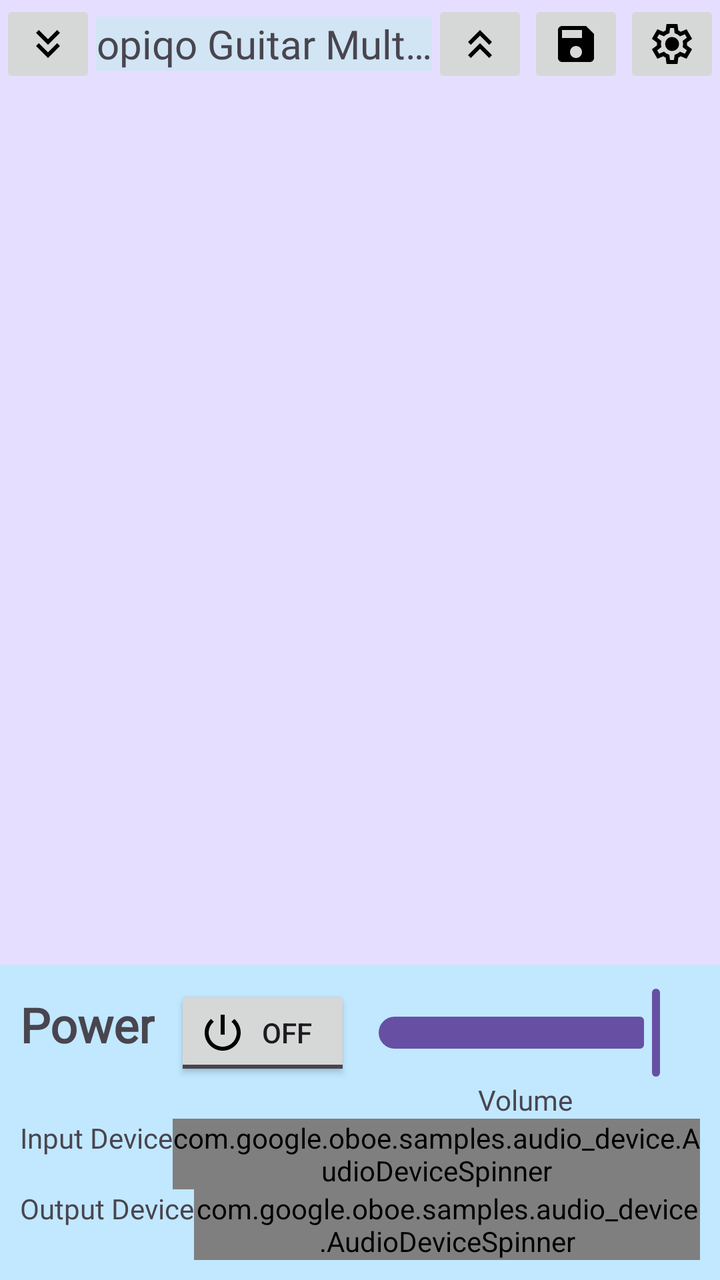
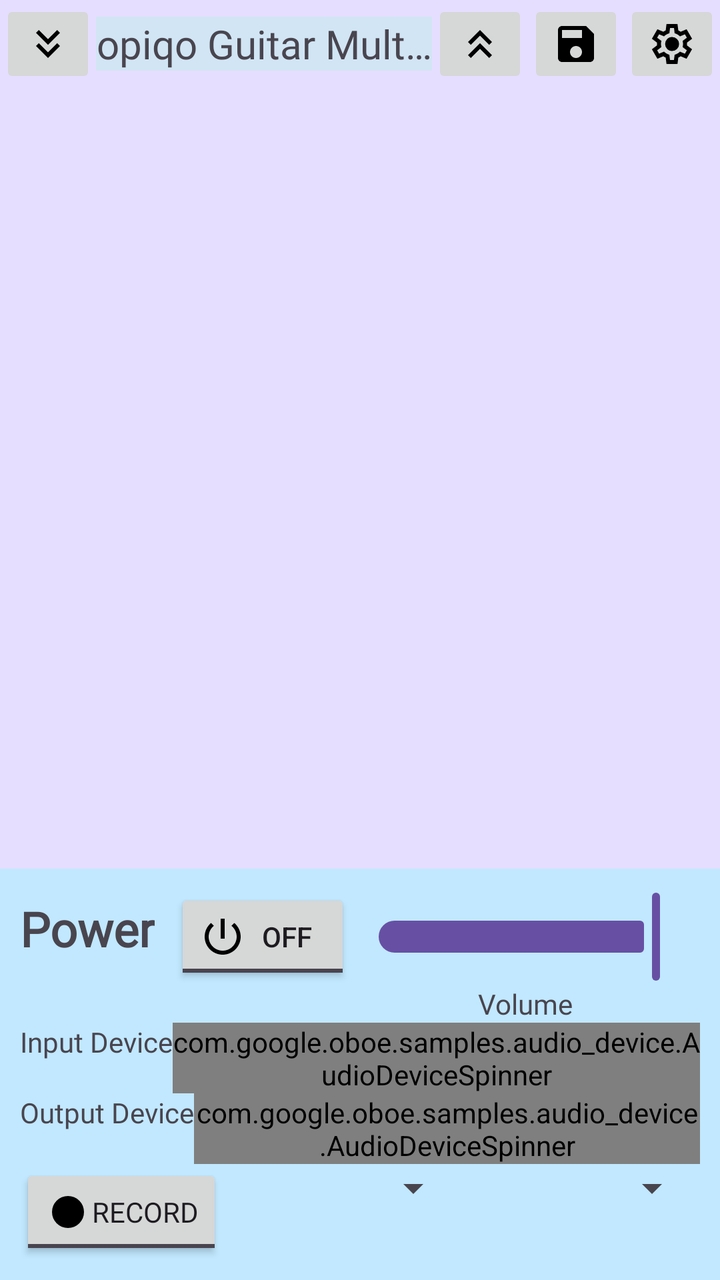

The first picture is an Android layout as it rendered before a commit; the second is the same layout after the commit. The layout source and the unified diff follow.
<!-- AndroidManifest.xml: application theme Theme.OpiqoGuitarMultiEffectsProcessor -->
<!-- res/layout/activity_main.xml -->
<?xml version="1.0" encoding="utf-8"?>
<androidx.constraintlayout.widget.ConstraintLayout xmlns:android="http://schemas.android.com/apk/res/android"
    xmlns:app="http://schemas.android.com/apk/res-auto"
    xmlns:tools="http://schemas.android.com/tools"
    android:id="@+id/main"
    android:layout_width="match_parent"
    android:layout_height="match_parent"
    android:background="@color/material_dynamic_tertiary90"
    tools:context=".MainActivity">

    <LinearLayout
        android:visibility="gone"
        android:gravity="center"
        android:padding="5dp"
        app:layout_constraintLeft_toLeftOf="parent"
        app:layout_constraintTop_toTopOf="parent"
        android:layout_width="match_parent"
        android:layout_height="wrap_content"
        android:id="@+id/topbar"
        android:orientation="horizontal">

        <Button
            android:layout_width="wrap_content"
            android:layout_height="wrap_content"
            android:text="1"
            android:background="@color/material_dynamic_tertiary90"
            android:layout_margin="5dp"
            android:fontFamily="@font/anta"
            android:textStyle="bold"
            android:id="@+id/switcher1"/>
        <Button
            android:layout_width="wrap_content"
            android:layout_height="wrap_content"
            android:layout_margin="5dp"
            android:text="2"
            android:fontFamily="@font/anta"
            android:textStyle="bold"
            android:id="@+id/switcher2"/>
        <Button
            android:layout_width="wrap_content"
            android:layout_height="wrap_content"
            android:text="3"
            android:fontFamily="@font/anta"
            android:textStyle="bold"
            android:layout_margin="5dp"
            android:id="@+id/switcher3"/>
        <Button
            android:layout_width="wrap_content"
            android:layout_height="wrap_content"
            android:text="4"
            android:layout_margin="5dp"
            android:fontFamily="@font/anta"
            android:textStyle="bold"
            android:id="@+id/switcher4"/>

    </LinearLayout>

    <LinearLayout
        android:layout_width="match_parent"
        android:layout_height="match_parent"
        app:layout_constraintTop_toTopOf="parent"
        android:orientation="vertical"
        app:layout_constraintBottom_toBottomOf="parent"
        app:layout_constraintLeft_toLeftOf="parent">

        <LinearLayout
            android:layout_width="match_parent"
            android:layout_height="wrap_content"
            android:orientation="horizontal">

            <ImageButton
                android:layout_width="wrap_content"
                android:layout_height="wrap_content"
                android:src="@drawable/baseline_keyboard_double_arrow_down_24"
                android:id="@+id/patch_down"/>

            <TextView
                android:ellipsize="end"
                android:maxLines="1"
                android:id="@+id/patch_label"
                android:layout_width="0dp"
                android:layout_height="wrap_content"
                android:layout_weight="1"
                android:background="@color/material_dynamic_secondary90"
                android:fontFamily="@font/vt323"
                android:textAlignment="center"
                android:layout_gravity="center"
                android:text="@string/app_name"
                android:textSize="20dp" />
            <ImageButton
                android:layout_width="wrap_content"
                android:layout_height="wrap_content"
                android:src="@drawable/baseline_keyboard_double_arrow_up_24"
                android:id="@+id/patch_up"/>

            <ImageButton
                android:layout_width="wrap_content"
                android:layout_height="wrap_content"
                android:src="@drawable/baseline_save_24"
                android:id="@+id/save_patch"/>
            <ImageButton
                android:layout_width="wrap_content"
                android:layout_height="wrap_content"
                android:src="@drawable/outline_settings_24"
                android:id="@+id/settings_button"/>
        </LinearLayout>
        <FrameLayout
            android:layout_weight="1"
            android:layout_width="match_parent"
            android:layout_height="0dp"
            android:id="@+id/pager_container"/>
        <LinearLayout
            android:layout_width="match_parent"
            android:layout_height="wrap_content"
            app:layout_constraintBottom_toBottomOf="parent"
            android:id="@+id/control_bar"
            android:padding="10dp"
            app:layout_constraintLeft_toLeftOf="parent"
            android:background="@color/material_dynamic_primary90"
            android:orientation="vertical">

            <LinearLayout
                android:layout_width="match_parent"
                android:layout_height="wrap_content"
                android:orientation="horizontal">
                <TextView
                    android:layout_width="wrap_content"
                    android:layout_height="wrap_content"
                    android:fontFamily="@font/anta"
                    android:textStyle="bold"
                    android:textSize="24dp"
                    android:id="@+id/power"
                    android:text="Power" />
                <ToggleButton
                    android:id="@+id/onoff"
                    android:drawableLeft="@drawable/baseline_power_settings_new_24"
                    android:layout_width="wrap_content"
                    android:layout_height="wrap_content"
                    android:layout_marginLeft="10dp"/>
                <LinearLayout
                    android:layout_width="wrap_content"
                    android:layout_height="wrap_content"
                    android:orientation="vertical">
                    <com.google.android.material.slider.Slider
                        android:layout_width="wrap_content"
                        android:id="@+id/volume_slider"
                        android:layout_margin="0dp"
                        android:value="1"
                        android:layout_height="wrap_content"/>
                    <TextView
                        android:layout_margin="0dp"
                        android:layout_width="match_parent"
                        android:layout_height="wrap_content"
                        android:text="Volume"
                        android:fontFamily="@font/anta"
                        android:textAlignment="center"/>
                </LinearLayout>

            </LinearLayout>
            <LinearLayout
                android:layout_width="match_parent"
                android:layout_weight="1"
                android:layout_height="wrap_content"
                android:orientation="vertical">
                <LinearLayout
                    android:layout_width="wrap_content"
                    android:layout_height="wrap_content"
                    android:orientation="horizontal">
                    <TextView
                        android:layout_width="wrap_content"
                        android:layout_height="wrap_content"
                        android:fontFamily="@font/anta"
                        android:text="Input Device"/>
                    <com.google.oboe.samples.audio_device.AudioDeviceSpinner
                        android:id="@+id/recording_devices_spinner"
                        android:layout_width="wrap_content"
                        android:layout_height="wrap_content"
                        android:layout_marginTop="0dp" />
                </LinearLayout>

                <LinearLayout
                    android:layout_width="wrap_content"
                    android:layout_height="wrap_content"
                    android:orientation="horizontal">
                    <TextView
                        android:layout_width="wrap_content"
                        android:layout_height="wrap_content"
                        android:fontFamily="@font/anta"
                        android:text="Output Device"/>

                    <com.google.oboe.samples.audio_device.AudioDeviceSpinner
                        android:id="@+id/playback_devices_spinner"
                        android:layout_width="wrap_content"
                        android:layout_height="wrap_content"
                        android:layout_marginTop="0dp" />

                </LinearLayout>
            </LinearLayout>
        </LinearLayout>

    </LinearLayout>

</androidx.constraintlayout.widget.ConstraintLayout>
<!-- resources referenced by this layout -->
<resources>
  <!-- drawable baseline_keyboard_double_arrow_down_24 (drawable) -->
  <vector xmlns:android="http://schemas.android.com/apk/res/android" android:height="24dp" android:tint="#000000" android:viewportHeight="24" android:viewportWidth="24" android:width="24dp">
        
      <path android:fillColor="@android:color/white" android:pathData="M18,6.41l-1.41,-1.41l-4.59,4.58l-4.59,-4.58l-1.41,1.41l6,6z"/>
        
      <path android:fillColor="@android:color/white" android:pathData="M18,13l-1.41,-1.41l-4.59,4.58l-4.59,-4.58l-1.41,1.41l6,6z"/>
      
  </vector>
  <!-- drawable baseline_keyboard_double_arrow_up_24 (drawable) -->
  <vector xmlns:android="http://schemas.android.com/apk/res/android" android:height="24dp" android:tint="#000000" android:viewportHeight="24" android:viewportWidth="24" android:width="24dp">
        
      <path android:fillColor="@android:color/white" android:pathData="M6,17.59l1.41,1.41l4.59,-4.58l4.59,4.58l1.41,-1.41l-6,-6z"/>
        
      <path android:fillColor="@android:color/white" android:pathData="M6,11l1.41,1.41l4.59,-4.58l4.59,4.58l1.41,-1.41l-6,-6z"/>
      
  </vector>
  <!-- drawable baseline_power_settings_new_24 (drawable) -->
  <vector xmlns:android="http://schemas.android.com/apk/res/android" android:height="24dp" android:tint="#000000" android:viewportHeight="24" android:viewportWidth="24" android:width="24dp">
        
      <path android:fillColor="@android:color/white" android:pathData="M13,3h-2v10h2L13,3zM17.83,5.17l-1.42,1.42C17.99,7.86 19,9.81 19,12c0,3.87 -3.13,7 -7,7s-7,-3.13 -7,-7c0,-2.19 1.01,-4.14 2.58,-5.42L6.17,5.17C4.23,6.82 3,9.26 3,12c0,4.97 4.03,9 9,9s9,-4.03 9,-9c0,-2.74 -1.23,-5.18 -3.17,-6.83z"/>
      
  </vector>
  <!-- drawable baseline_save_24 (drawable) -->
  <vector xmlns:android="http://schemas.android.com/apk/res/android" android:height="24dp" android:tint="#000000" android:viewportHeight="24" android:viewportWidth="24" android:width="24dp">
        
      <path android:fillColor="@android:color/white" android:pathData="M17,3L5,3c-1.11,0 -2,0.9 -2,2v14c0,1.1 0.89,2 2,2h14c1.1,0 2,-0.9 2,-2L21,7l-4,-4zM12,19c-1.66,0 -3,-1.34 -3,-3s1.34,-3 3,-3 3,1.34 3,3 -1.34,3 -3,3zM15,9L5,9L5,5h10v4z"/>
      
  </vector>
  <string name="app_name">opiqo Guitar Multi Effects Pedal</string>
  <style name="Theme.OpiqoGuitarMultiEffectsProcessor" parent="Base.Theme.OpiqoGuitarMultiEffectsProcessor" />
  <style name="Base.Theme.OpiqoGuitarMultiEffectsProcessor" parent="Theme.Material3.DayNight.NoActionBar">
          
          
      </style>
  <!-- unchanged entries left out for length: 1 -->
</resources>

<!-- the commit's change to res/layout/activity_main.xml (unified diff, before → after) -->
@@ -196,6 +196,29 @@
 
                 </LinearLayout>
             </LinearLayout>
+            <LinearLayout
+                android:layout_width="match_parent"
+                android:layout_height="wrap_content"
+                android:orientation="horizontal">
+                <ToggleButton
+                    android:layout_width="wrap_content"
+                    android:layout_height="wrap_content"
+                    android:textOff="Record"
+                    android:fontFamily="@font/anta"
+                    android:id="@+id/rec_toggle"
+                    android:drawableLeft="@drawable/baseline_fiber_manual_record_24"
+                    android:textOn="Stop"/>
+                <Spinner
+                    android:layout_width="wrap_content"
+                    android:layout_height="wrap_content"
+                    android:layout_weight="1"
+                    android:id="@+id/rec_format"/>
+                <Spinner
+                    android:layout_weight="1"
+                    android:layout_width="wrap_content"
+                    android:layout_height="wrap_content"
+                    android:id="@+id/rec_bitrate"/>
+            </LinearLayout>
         </LinearLayout>
 
     </LinearLayout>
<!-- resource entries referenced after the edit -->
@@ -1,5 +1,11 @@
 <!-- resources referenced by this layout -->
 <resources>
+  <!-- drawable baseline_fiber_manual_record_24 (drawable) -->
+  <vector xmlns:android="http://schemas.android.com/apk/res/android" android:height="24dp" android:tint="#000000" android:viewportHeight="24" android:viewportWidth="24" android:width="24dp">
+        
+      <path android:fillColor="@android:color/white" android:pathData="M12,12m-8,0a8,8 0,1 1,16 0a8,8 0,1 1,-16 0"/>
+      
+  </vector>
   <!-- drawable baseline_keyboard_double_arrow_down_24 (drawable) -->
   <vector xmlns:android="http://schemas.android.com/apk/res/android" android:height="24dp" android:tint="#000000" android:viewportHeight="24" android:viewportWidth="24" android:width="24dp">
         
